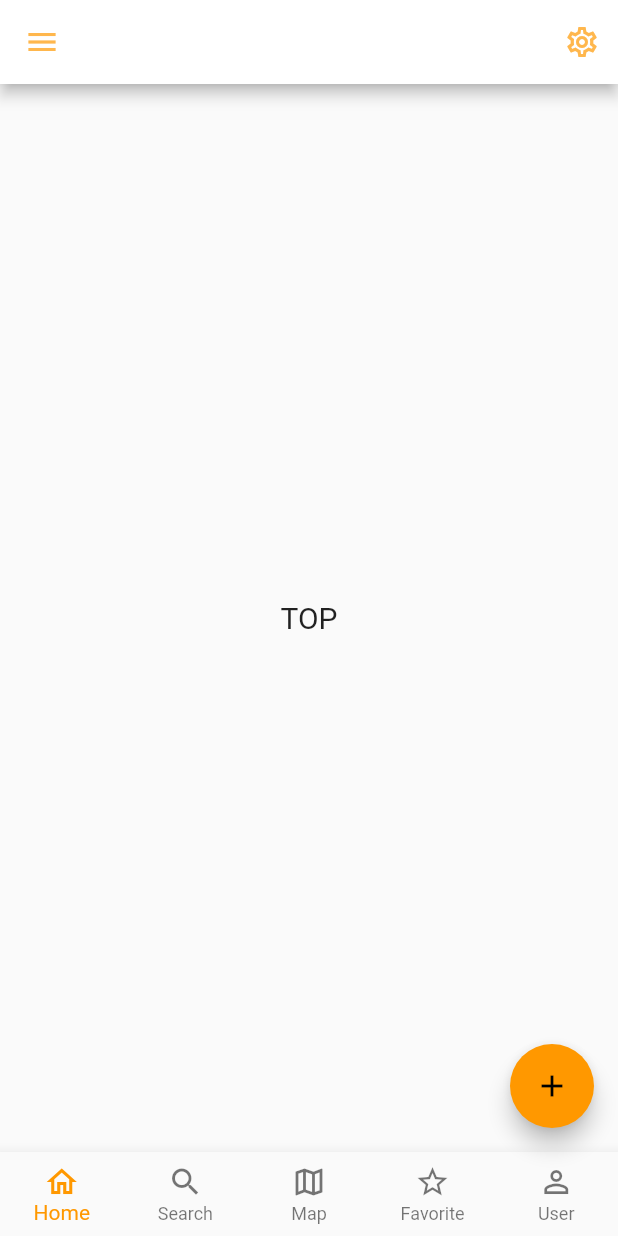
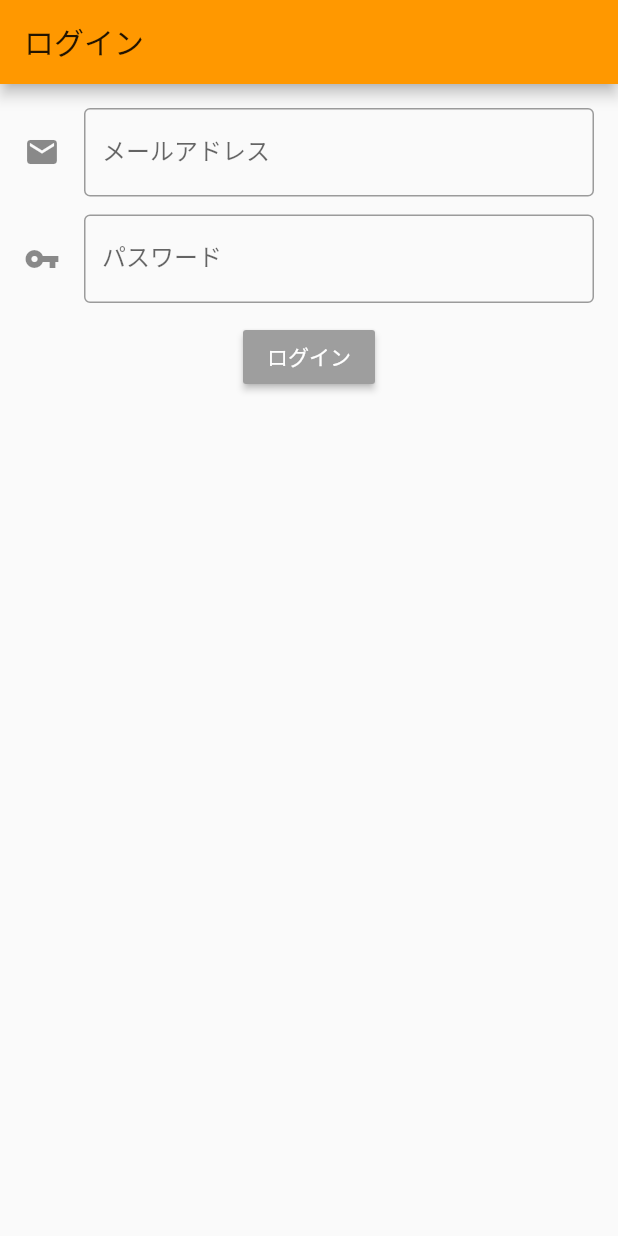
Before and after one commit to matsukawa-s/tabitabi_app, a Flutter app: the screen it shows after launch, on a phone screen of 412 x 824 dp. Run offline on Flutter 3.47's test engine with Material 2 defaults, Android fonts, the phone set to English and light mode, and no system bars; our stand-ins replace flutter_rating_bar, google_maps_flutter, like_button, location, page_transition, shared_preferences and 1 more; missing offline and left inert: google_maps_webservice.

Commit message:
ログイン機能の実装

```diff
--- /dev/null
+++ b/lib/login.dart
@@ -0,0 +1,116 @@
+import 'dart:convert';
+
+import 'package:flutter/material.dart';
+import 'package:shared_preferences/shared_preferences.dart';
+import 'package:tabitabi_app/main.dart';
+
+import 'network_utils/api.dart';
+
+class LoginPage extends StatefulWidget {
+  @override
+  _LoginPageState createState() => _LoginPageState();
+}
+
+class _LoginPageState extends State<LoginPage> {
+  final _formKey = GlobalKey<FormState>();
+
+  String _email;
+  String _password;
+  String errorMessage = "";
+
+  @override
+  Widget build(BuildContext context) {
+    return Scaffold(
+      appBar: AppBar(
+        title: Text("ログイン"),
+      ),
+      body: SafeArea(
+        child: Container(
+          padding: EdgeInsets.all(16.0),
+          child: Center(
+              child: Form(
+                  key: _formKey,
+                  child: Column(
+                    children: [
+                      TextFormField(
+                        decoration: InputDecoration(
+                          icon: Icon(Icons.email),
+                          border: OutlineInputBorder(),
+                          labelText: 'メールアドレス',
+                        ),
+                        validator: (inputEmail){
+                          if(inputEmail.isEmpty){
+                            return 'メールアドレスを入力してください';
+                          }
+                          _email = inputEmail;
+                          return null;
+                        },
+                      ),
+                      Container(
+                        margin: EdgeInsets.only(top: 12.0,bottom: 12.0),
+                        child: TextFormField(
+                          obscureText: true,
+                          decoration: InputDecoration(
+                            icon: Icon(Icons.vpn_key),
+                            border: OutlineInputBorder(),
+                            labelText: 'パスワード',
+                          ),
+                          validator: (inputPassword){
+                            if(inputPassword.isEmpty){
+                              return 'パスワードを入力してください';
+                            }
+                            _password = inputPassword;
+                            return null;
+                          },
+                        ),
+                      ),
+                      RaisedButton(
+                        child: Text("ログイン"),
+                        color: Colors.grey,
+                        textColor: Colors.white,
+                        onPressed: (){
+                          if(_formKey.currentState.validate()){
+                            _login();
+                          }
+                        }
+                      ),
+                      Container(
+                        child: Text(
+                          errorMessage,
+                          style: TextStyle(color: Colors.red),
+                        ),
+                      ),
+                    ],
+                  )
+              ),
+          ),
+        ),
+      ),
+    );
+  }
+
+  void _login() async{
+    var data = {
+      "email" : _email,
+      "password" : _password
+    };
+
+    var res = await Network().authData(data, 'auth/login');
+    var body = json.decode(res.body);
+
+    if(body['success']){
+      SharedPreferences localStorage = await SharedPreferences.getInstance();
+      localStorage.setString('token', json.encode(body['token']));
+      localStorage.setString('user', json.encode(body['user']));
+
+      Navigator.pushReplacement(context, MaterialPageRoute(
+          builder: (context) => MyHomePage()
+      ));
+
+    }else{
+      setState(() {
+        errorMessage = "メールアドレスまたはパスワードが違います";
+      });
+    }
+  }
+}
--- a/lib/main.dart
+++ b/lib/main.dart
@@ -1,6 +1,8 @@
 import 'package:flutter/material.dart';
 import 'package:page_transition/page_transition.dart';
 import 'package:provider/provider.dart';
+import 'package:shared_preferences/shared_preferences.dart';
+import 'login.dart';
 import 'model/map.dart';
 import 'navigationbar_provider.dart';
 import 'package:tabitabi_app/plan_search_detail_page.dart';
@@ -42,10 +44,47 @@ class MyApp extends StatelessWidget {
       theme: ThemeData(
         primarySwatch: Colors.orange,
       ),
-      home: MyHomePage(),
+      home: CheckAuth(),
     );
   }
 }
+
+class CheckAuth extends StatefulWidget {
+  @override
+  _CheckAuthState createState() => _CheckAuthState();
+}
+
+class _CheckAuthState extends State<CheckAuth> {
+  bool isAuth = false;
+
+  @override
+  void initState() {
+    // TODO: implement initState
+    super.initState();
+    _checkLogin();
+  }
+
+  void _checkLogin() async{
+    SharedPreferences localStorage = await SharedPreferences.getInstance();
+    var token = localStorage.getString('token');
+    if(token != null){
+      setState(() {
+        isAuth = true;
+      });
+    }
+  }
+
+  @override
+  Widget build(BuildContext context) {
+    if(isAuth){
+      return MyHomePage();
+    }else{
+      return LoginPage();
+    }
+  }
+}
+
+
 class MyHomePage extends StatelessWidget {
   Color iconColor = Colors.orange[300];
 
--- a/lib/network_utils/api.dart
+++ b/lib/network_utils/api.dart
@@ -1,24 +1,28 @@
 import 'dart:convert';
 import 'dart:io';
 import 'package:http/http.dart' as http;
+import 'package:shared_preferences/shared_preferences.dart';
 //import 'package:shared_preferences/shared_preferences.dart';
 
 class Network{
 // アンドロイドエミュレーターの場合10.0.2.2:8000を使用
-  final String _url = 'http://10.0.2.2:8000/api/';
+//  final String _url = 'http://10.0.2.2:8000/api/';
+// IOSシミュレータの場合はlocalhostを使用
+  final String _url = 'http://localhost:8000/api/';
+
 
   static var token;
 
-//  Future<void> _getToken() async {
-//    SharedPreferences localStorage = await SharedPreferences.getInstance();
-//    token = jsonDecode(localStorage.getString('token'))['token'];
-//  }
+  Future<void> _getToken() async {
+    SharedPreferences localStorage = await SharedPreferences.getInstance();
+    token = jsonDecode(localStorage.getString('token'))['token'];
+  }
 
   String getUrl(route){
     return _url + route;
   }
 
-//  get getMultiHeaders => _multiHeaders();
+  get getMultiHeaders => _multiHeaders();
 
   String imagesDirectory(selectImageDirectory){
     var url = 'http://10.0.2.2:8000/storage/' + selectImageDirectory + '/';
@@ -31,14 +35,14 @@ class Network{
     return await http.post(
         fullUrl,
         body: jsonEncode(data),
-//        headers: _setHeaders()
+        headers: _setHeaders()
     );
   }
 
   //POST（データ保存用）
   postData(data, apiUrl) async {
     var fullUrl = _url + apiUrl;
-//    await _getToken();
+    await _getToken();
     return await http.post(
         fullUrl,
         body: jsonEncode(data),
@@ -49,17 +53,17 @@ class Network{
   //GET（データ取得用）
   getData(apiUrl) async {
     var fullUrl = _url + apiUrl;
-//    await _getToken();
+    await _getToken();
     return await http.get(
         fullUrl,
-//        headers: _setHeaders()
+        headers: _setHeaders()
     );
   }
 
   //POST（画像とデータ送信）
   postUploadImage(data,File file,apiUrl) async{
     var fullUrl = _url + apiUrl;
-//    await _getToken();
+    await _getToken();
 
     var request = http.MultipartRequest('POST', Uri.parse(fullUrl));
     request.fields['data'] = jsonEncode(data);
@@ -75,13 +79,13 @@ class Network{
   _setHeaders() => {
     'Content-type' : 'application/json',
     'Accept' : 'application/json',
-//    'Authorization' : 'Bearer $token'
+    'Authorization' : 'Bearer $token'
   };
-//
-//  _multiHeaders() => {
-//    'Accept' : 'application/json',
-//    'Authorization' : 'Bearer $token'
-//  };
+
+  _multiHeaders() => {
+    'Accept' : 'application/json',
+    'Authorization' : 'Bearer $token'
+  };
 
 
 }
```
